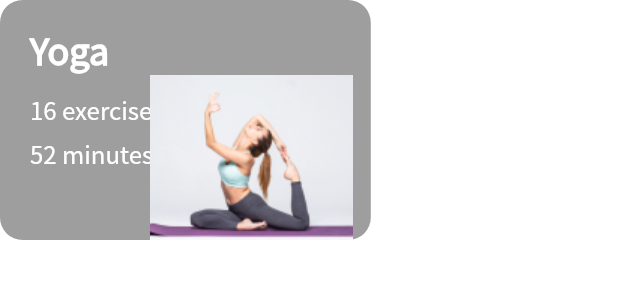
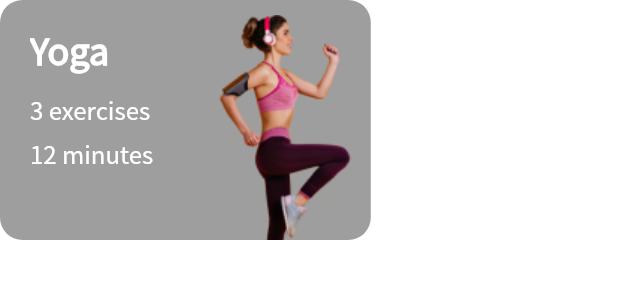
Before and after one commit to perpetio/fitness, a Flutter app: the WorkoutCard widget shown alone on an empty page, opened directly with sample values from the repository, on a phone screen of 412 x 824 dp. Shown: the top 300 px of the screen. Run offline on Flutter 3.47's test engine with Material 2 defaults, Android fonts, the phone set to English and light mode, and no system bars; our stand-ins replace bloc, chewie, dots_indicator, firebase_auth, firebase_core, firebase_storage and 9 more; accounts and stored records are empty.

```diff
--- a/lib/core/const/data_constants.dart
+++ b/lib/core/const/data_constants.dart
@@ -211,89 +211,91 @@ class DataConstants {
     ),
   ];
 
-  static final List<WorkoutData> homeWorkouts = [
-    WorkoutData(
-        id: 'workout5',
-        title: TextConstants.cardioTitle,
-        exercises: TextConstants.cardioExercises,
-        minutes: TextConstants.cardioMinutes,
-        currentProgress: 0,
-        progress: 3,
-        image: PathConstants.cardio,
-        exerciseDataList: [
-          ExerciseData(
-            id: 'exercise16',
-            title: TextConstants.reclining,
-            minutes: TextConstants.recliningMinutes,
-            progress: 0,
-            video: PathConstants.recliningVideo,
-            description: TextConstants.warriorDescription,
-            steps: [
-              TextConstants.warriorStep1,
-              TextConstants.warriorStep2,
-              TextConstants.warriorStep1,
-              TextConstants.warriorStep2,
-              TextConstants.warriorStep1,
-              TextConstants.warriorStep2,
-            ],
-          ),
-          ExerciseData(
-            id: 'exercise17',
-            title: TextConstants.cowPose,
-            minutes: TextConstants.cowPoseMinutes,
-            progress: 0,
-            video: PathConstants.cowPoseVideo,
-            description: TextConstants.warriorDescription,
-            steps: [TextConstants.warriorStep1, TextConstants.warriorStep2],
-          ),
-          ExerciseData(
-            id: 'exercise18',
-            title: TextConstants.warriorPose,
-            minutes: TextConstants.warriorPoseMinutes,
-            progress: 0,
-            video: PathConstants.warriorIIVideo,
-            description: TextConstants.warriorDescription,
-            steps: [TextConstants.warriorStep1, TextConstants.warriorStep2],
-          ),
-        ]),
-    WorkoutData(
-        id: 'workout6',
-        title: TextConstants.armsTitle,
-        exercises: TextConstants.armsExercises,
-        minutes: TextConstants.armsMinutes,
-        currentProgress: 0,
-        progress: 3,
-        image: PathConstants.cardio,
-        exerciseDataList: [
-          ExerciseData(
-            id: 'exercise19',
-            title: TextConstants.reclining,
-            minutes: TextConstants.recliningMinutes,
-            progress: 0,
-            video: PathConstants.recliningVideo,
-            description: TextConstants.warriorDescription,
-            steps: [TextConstants.warriorStep1, TextConstants.warriorStep2],
-          ),
-          ExerciseData(
-            id: 'exercise20',
-            title: TextConstants.cowPose,
-            minutes: TextConstants.cowPoseMinutes,
-            progress: 0,
-            video: PathConstants.cowPoseVideo,
-            description: TextConstants.warriorDescription,
-            steps: [TextConstants.warriorStep1, TextConstants.warriorStep2],
-          ),
-          ExerciseData(
-            id: 'exercise21',
-            title: TextConstants.warriorPose,
-            minutes: TextConstants.warriorPoseMinutes,
-            progress: 0,
-            video: PathConstants.warriorIIVideo,
-            description: TextConstants.warriorDescription,
-            steps: [TextConstants.warriorStep1, TextConstants.warriorStep2],
-          ),
-        ]),
-  ];
+  // static final List<WorkoutData> homeWorkouts = [
+  //   WorkoutData(
+  //     id: 'workout5',
+  //     title: TextConstants.yogaTitle,
+  //     exercises: TextConstants.yogaExercises,
+  //     minutes: TextConstants.yogaMinutes,
+  //     currentProgress: 0,
+  //     progress: 3,
+  //     image: PathConstants.cardio,
+  //     exerciseDataList: [
+  //       ExerciseData(
+  //         id: 'exercise16',
+  //         title: TextConstants.reclining,
+  //         minutes: TextConstants.recliningMinutes,
+  //         progress: 0,
+  //         video: PathConstants.recliningVideo,
+  //         description: TextConstants.warriorDescription,
+  //         steps: [
+  //           TextConstants.warriorStep1,
+  //           TextConstants.warriorStep2,
+  //           TextConstants.warriorStep1,
+  //           TextConstants.warriorStep2,
+  //           TextConstants.warriorStep1,
+  //           TextConstants.warriorStep2,
+  //         ],
+  //       ),
+  //       ExerciseData(
+  //         id: 'exercise17',
+  //         title: TextConstants.cowPose,
+  //         minutes: TextConstants.cowPoseMinutes,
+  //         progress: 0,
+  //         video: PathConstants.cowPoseVideo,
+  //         description: TextConstants.warriorDescription,
+  //         steps: [TextConstants.warriorStep1, TextConstants.warriorStep2],
+  //       ),
+  //       ExerciseData(
+  //         id: 'exercise18',
+  //         title: TextConstants.warriorPose,
+  //         minutes: TextConstants.warriorPoseMinutes,
+  //         progress: 0,
+  //         video: PathConstants.warriorIIVideo,
+  //         description: TextConstants.warriorDescription,
+  //         steps: [TextConstants.warriorStep1, TextConstants.warriorStep2],
+  //       ),
+  //     ],
+  //   ),
+  //   WorkoutData(
+  //     id: 'workout6',
+  //     title: TextConstants.armsTitle,
+  //     exercises: TextConstants.armsExercises,
+  //     minutes: TextConstants.armsMinutes,
+  //     currentProgress: 0,
+  //     progress: 3,
+  //     image: PathConstants.cardio,
+  //     exerciseDataList: [
+  //       ExerciseData(
+  //         id: 'exercise19',
+  //         title: TextConstants.reclining,
+  //         minutes: TextConstants.recliningMinutes,
+  //         progress: 0,
+  //         video: PathConstants.recliningVideo,
+  //         description: TextConstants.warriorDescription,
+  //         steps: [TextConstants.warriorStep1, TextConstants.warriorStep2],
+  //       ),
+  //       ExerciseData(
+  //         id: 'exercise20',
+  //         title: TextConstants.cowPose,
+  //         minutes: TextConstants.cowPoseMinutes,
+  //         progress: 0,
+  //         video: PathConstants.cowPoseVideo,
+  //         description: TextConstants.warriorDescription,
+  //         steps: [TextConstants.warriorStep1, TextConstants.warriorStep2],
+  //       ),
+  //       ExerciseData(
+  //         id: 'exercise21',
+  //         title: TextConstants.warriorPose,
+  //         minutes: TextConstants.warriorPoseMinutes,
+  //         progress: 0,
+  //         video: PathConstants.warriorIIVideo,
+  //         description: TextConstants.warriorDescription,
+  //         steps: [TextConstants.warriorStep1, TextConstants.warriorStep2],
+  //       ),
+  //     ],
+  //   ),
+  // ];
 
   // Reminder
   static List<String> reminderDays = [
--- a/lib/screens/home/bloc/home_bloc.dart
+++ b/lib/screens/home/bloc/home_bloc.dart
@@ -16,7 +16,7 @@ class HomeBloc extends Bloc<HomeEvent, HomeState> {
   HomeBloc() : super(HomeInitial());
 
   List<WorkoutData> workouts = <WorkoutData>[];
-  final List<ExerciseData> exercises = <ExerciseData>[];
+  List<ExerciseData> exercises = <ExerciseData>[];
   int timeSent = 0;
 
   @override
--- a/lib/screens/home/widget/home_content.dart
+++ b/lib/screens/home/widget/home_content.dart
@@ -51,6 +51,7 @@ class HomeContent extends StatelessWidget {
   }
 
   Widget _createExercisesList(BuildContext context) {
+    final bloc = BlocProvider.of<HomeBloc>(context);
     return Column(
       crossAxisAlignment: CrossAxisAlignment.start,
       children: [
@@ -74,14 +75,16 @@ class HomeContent extends StatelessWidget {
               const SizedBox(width: 20),
               WorkoutCard(
                   color: ColorConstants.cardioColor,
-                  workout: DataConstants.homeWorkouts[0],
+                  workout: bloc.workouts[0],
+                  // workout: DataConstants.homeWorkouts[0],
                   onTap: () => Navigator.of(context).push(MaterialPageRoute(
                       builder: (_) => WorkoutDetailsPage(
                           workout: DataConstants.workouts[0])))),
               const SizedBox(width: 15),
               WorkoutCard(
                 color: ColorConstants.armsColor,
-                workout: DataConstants.homeWorkouts[1],
+                workout: bloc.workouts[1],
+                // workout: DataConstants.homeWorkouts[1],
                 onTap: () => Navigator.of(context).push(
                   MaterialPageRoute(
                     builder: (_) => WorkoutDetailsPage(
--- a/lib/screens/home/widget/home_exercises_card.dart
+++ b/lib/screens/home/widget/home_exercises_card.dart
@@ -1,4 +1,5 @@
 import 'package:fitness_flutter/core/const/color_constants.dart';
+import 'package:fitness_flutter/core/const/path_constants.dart';
 import 'package:fitness_flutter/data/workout_data.dart';
 import 'package:flutter/material.dart';
 
@@ -48,7 +49,7 @@ class WorkoutCard extends StatelessWidget {
                     ),
                     const SizedBox(height: 10),
                     Text(
-                      "${workout.exercises} exercises",
+                      "${workout.exerciseDataList!.length} exercises",
                       style: TextStyle(
                         color: ColorConstants.white,
                         fontSize: 16,
@@ -57,7 +58,7 @@ class WorkoutCard extends StatelessWidget {
                     ),
                     const SizedBox(height: 5),
                     Text(
-                      "${workout.minutes} minutes",
+                      "${_getWorkoutMinutes()} minutes",
                       style: TextStyle(
                         color: ColorConstants.white,
                         fontSize: 16,
@@ -72,7 +73,7 @@ class WorkoutCard extends StatelessWidget {
               right: 0,
               bottom: 0,
               child: Image(
-                image: AssetImage(workout.image ?? ""),
+                image: AssetImage(PathConstants.cardio),
               ),
             ),
           ],
@@ -80,4 +81,14 @@ class WorkoutCard extends StatelessWidget {
       ),
     );
   }
+
+  int _getWorkoutMinutes() {
+    var minutes = 0;
+    final minutesList =
+        workout.exerciseDataList!.map((e) => e.minutes).toList();
+    minutesList.forEach((e) {
+      minutes += e!;
+    });
+    return minutes;
+  }
 }
--- a/lib/screens/workout_details_screen/widget/panel/workout_details_panel.dart
+++ b/lib/screens/workout_details_screen/widget/panel/workout_details_panel.dart
@@ -57,7 +57,6 @@ class WorkoutDetailsPanel extends StatelessWidget {
   }
 
   Widget _createWorkoutData(BuildContext context) {
-    final bloc = BlocProvider.of<WorkoutDetailsBloc>(context);
     return Padding(
       padding: const EdgeInsets.symmetric(horizontal: 10),
       child: Row(
```
Also changed, not shown: lib/screens/workout_details_screen/bloc/workout_details_bloc.dart (+0 -10 lines).
